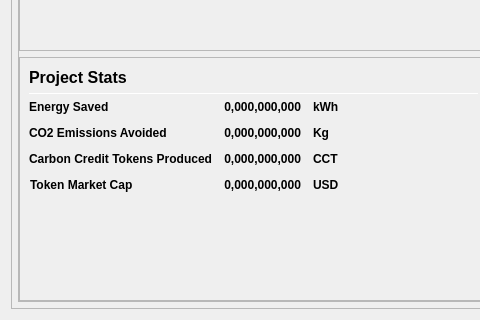
Old version of the form src/qt/forms/overviewpage.ui in the repository Carbon-Zero/CarbonZero; both pictures show x 0 to 480 and y 521 to 841 of the 978 by 841 pixel window.
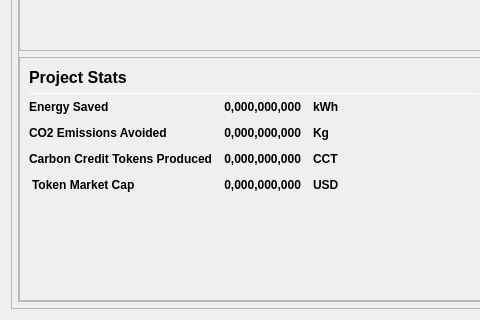
New version of the form.

Diff of the .ui file:
```diff
--- a/src/qt/forms/overviewpage.ui
+++ b/src/qt/forms/overviewpage.ui
@@ -952,7 +952,7 @@
                           <string>Token Market Cap</string>
                          </property>
                          <property name="indent">
-                          <number>1</number>
+                          <number>3</number>
                          </property>
                         </widget>
                        </item>
```
